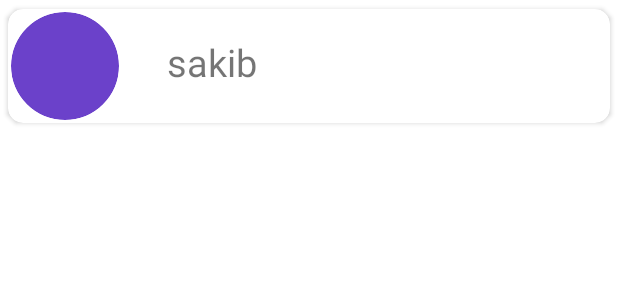
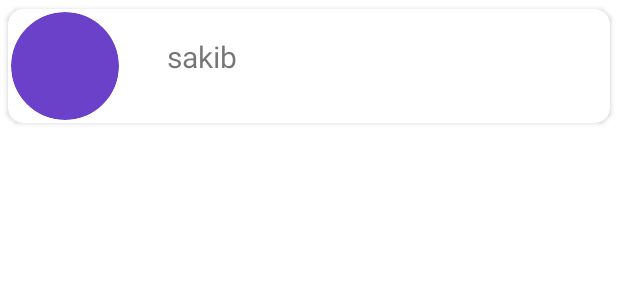
Before and after one commit to shakib522/Contacts, an Android app: the layout sample_layout.xml on its own in the app's theme, with its tools: preview values and no code run, on a phone screen of 412 x 824 dp. Shown: the top 300 px of the screen. Run offline under Robolectric (Android 15) with nearby library versions, the phone set to English and light mode, and no system bars; Roboto replaces fonts that are not available here.

Commit message:
Contact App Created

```diff
--- a/app/src/main/res/layout/sample_layout.xml
+++ b/app/src/main/res/layout/sample_layout.xml
@@ -31,7 +31,7 @@
             android:layout_marginTop="18dp"
             android:layout_toEndOf="@+id/sampleImageViewId"
             android:text="@string/sakib"
-            android:textSize="25sp" />
+            android:textSize="20sp" />
         <TextView
             android:textSize="30sp"
             android:id="@+id/sampleImageTextId"
```
